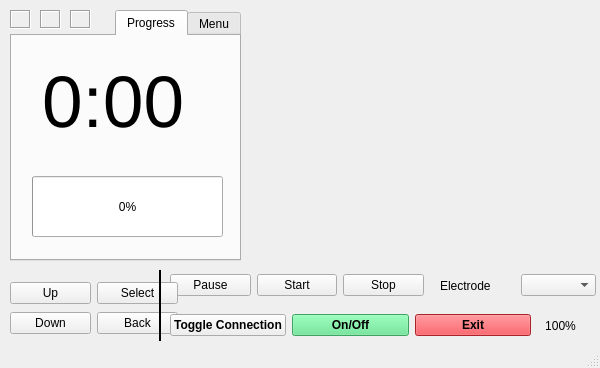
This is Neuroset/mainwindow.ui in arthur-dao/Neuroset-Simulator as Qt 5 draws it before an edit. The edited form follows.
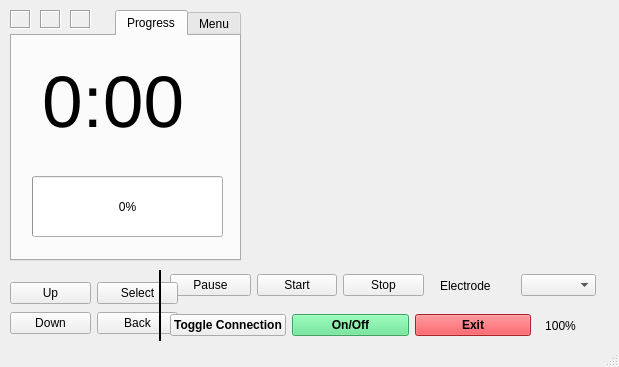
This is the edited form. The open tabs and pages were chosen to show the change. Custom widgets are drawn as their Qt base class.

Commit message: Stop implementation and added new enums for Headset class

```diff
--- a/Neuroset/mainwindow.ui
+++ b/Neuroset/mainwindow.ui
@@ -6,8 +6,8 @@
    <rect>
     <x>0</x>
     <y>0</y>
-    <width>600</width>
-    <height>368</height>
+    <width>619</width>
+    <height>367</height>
    </rect>
   </property>
   <property name="windowTitle">
```
Left out of the diff: 6 changed lines with no effect on the pictures. The commit also changes 2 other files.
